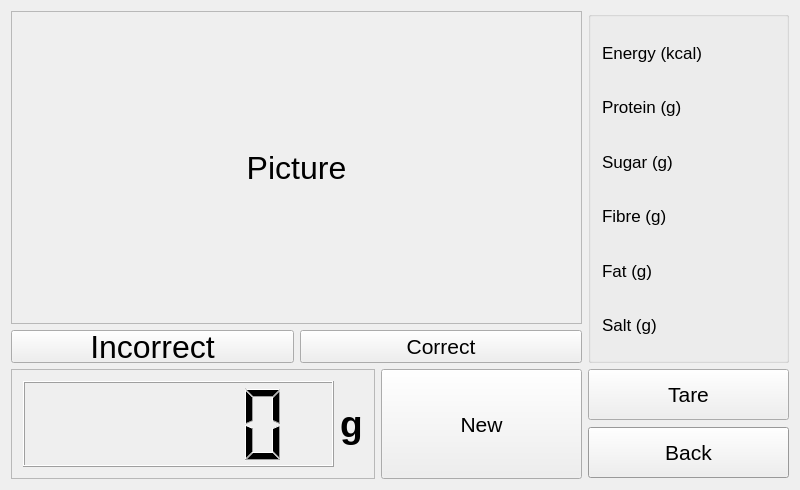
Old version of the form v3/qt/foodInformation/foodinformation.ui in the repository twschung/IoT-Smart-Scale.
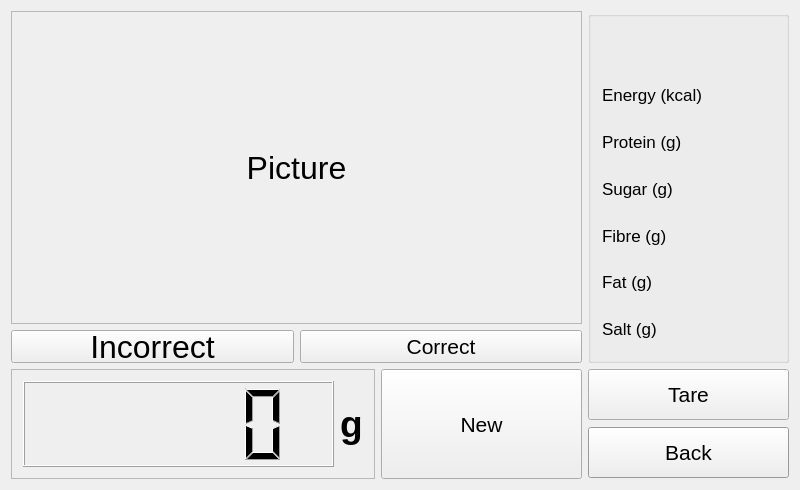
New version of the form.

```diff
--- a/v3/qt/foodInformation/foodinformation.ui
+++ b/v3/qt/foodInformation/foodinformation.ui
@@ -80,8 +80,8 @@
       <string/>
      </property>
      <layout class="QGridLayout" name="gridLayout">
-      <item row="0" column="0">
-       <widget class="QLabel" name="lbl_energy">
+      <item row="6" column="0">
+       <widget class="QLabel" name="lbl_salt">
         <property name="minimumSize">
          <size>
           <width>91</width>
@@ -95,12 +95,12 @@
          </font>
         </property>
         <property name="text">
-         <string>Energy (kcal)</string>
+         <string>Salt (g)</string>
         </property>
        </widget>
       </item>
-      <item row="0" column="1">
-       <widget class="QLabel" name="lbl_evergyVal">
+      <item row="6" column="1">
+       <widget class="QLabel" name="lbl_saltVal">
         <property name="font">
          <font>
           <family>Helvetica Neue</family>
@@ -115,14 +115,8 @@
         </property>
        </widget>
       </item>
-      <item row="1" column="0">
-       <widget class="QLabel" name="lbl_protein">
-        <property name="minimumSize">
-         <size>
-          <width>91</width>
-          <height>16</height>
-         </size>
-        </property>
+      <item row="5" column="1">
+       <widget class="QLabel" name="lbl_fatVal">
         <property name="font">
          <font>
           <family>Helvetica Neue</family>
@@ -130,11 +124,14 @@
          </font>
         </property>
         <property name="text">
-         <string>Protein (g)</string>
+         <string/>
         </property>
+        <property name="alignment">
+         <set>Qt::AlignRight|Qt::AlignTrailing|Qt::AlignVCenter</set>
+        </property>
        </widget>
       </item>
-      <item row="1" column="1">
+      <item row="2" column="1">
        <widget class="QLabel" name="lbl_proteinVal">
         <property name="font">
          <font>
@@ -151,7 +148,7 @@
        </widget>
       </item>
       <item row="2" column="0">
-       <widget class="QLabel" name="lbl_sugar">
+       <widget class="QLabel" name="lbl_protein">
         <property name="minimumSize">
          <size>
           <width>91</width>
@@ -165,62 +162,11 @@
          </font>
         </property>
         <property name="text">
-         <string>Sugar (g)</string>
+         <string>Protein (g)</string>
         </property>
        </widget>
       </item>
-      <item row="2" column="1">
-       <widget class="QLabel" name="lbl_sugarVal">
-        <property name="font">
-         <font>
-          <family>Helvetica Neue</family>
-          <pointsize>13</pointsize>
-         </font>
-        </property>
-        <property name="text">
-         <string/>
-        </property>
-        <property name="alignment">
-         <set>Qt::AlignRight|Qt::AlignTrailing|Qt::AlignVCenter</set>
-        </property>
-       </widget>
-      </item>
-      <item row="3" column="0">
-       <widget class="QLabel" name="lbl_fibre">
-        <property name="minimumSize">
-         <size>
-          <width>91</width>
-          <height>16</height>
-         </size>
-        </property>
-        <property name="font">
-         <font>
-          <family>Helvetica Neue</family>
-          <pointsize>13</pointsize>
-         </font>
-        </property>
-        <property name="text">
-         <string>Fibre (g)</string>
-        </property>
-       </widget>
-      </item>
-      <item row="3" column="1">
-       <widget class="QLabel" name="lbl_fibreVal">
-        <property name="font">
-         <font>
-          <family>Helvetica Neue</family>
-          <pointsize>13</pointsize>
-         </font>
-        </property>
-        <property name="text">
-         <string/>
-        </property>
-        <property name="alignment">
-         <set>Qt::AlignRight|Qt::AlignTrailing|Qt::AlignVCenter</set>
-        </property>
-       </widget>
-      </item>
-      <item row="4" column="0">
+      <item row="5" column="0">
        <widget class="QLabel" name="lbl_fat">
         <property name="minimumSize">
          <size>
@@ -239,8 +185,46 @@
         </property>
        </widget>
       </item>
+      <item row="4" column="0">
+       <widget class="QLabel" name="lbl_fibre">
+        <property name="minimumSize">
+         <size>
+          <width>91</width>
+          <height>16</height>
+         </size>
+        </property>
+        <property name="font">
+         <font>
+          <family>Helvetica Neue</family>
+          <pointsize>13</pointsize>
+         </font>
+        </property>
+        <property name="text">
+         <string>Fibre (g)</string>
+        </property>
+       </widget>
+      </item>
+      <item row="3" column="0">
+       <widget class="QLabel" name="lbl_sugar">
+        <property name="minimumSize">
+         <size>
+          <width>91</width>
+          <height>16</height>
+         </size>
+        </property>
+        <property name="font">
+         <font>
+          <family>Helvetica Neue</family>
+          <pointsize>13</pointsize>
+         </font>
+        </property>
+        <property name="text">
+         <string>Sugar (g)</string>
+        </property>
+       </widget>
+      </item>
       <item row="4" column="1">
-       <widget class="QLabel" name="lbl_fatVal">
+       <widget class="QLabel" name="lbl_fibreVal">
         <property name="font">
          <font>
           <family>Helvetica Neue</family>
@@ -255,8 +239,24 @@
         </property>
        </widget>
       </item>
-      <item row="5" column="0">
-       <widget class="QLabel" name="lbl_salt">
+      <item row="3" column="1">
+       <widget class="QLabel" name="lbl_sugarVal">
+        <property name="font">
+         <font>
+          <family>Helvetica Neue</family>
+          <pointsize>13</pointsize>
+         </font>
+        </property>
+        <property name="text">
+         <string/>
+        </property>
+        <property name="alignment">
+         <set>Qt::AlignRight|Qt::AlignTrailing|Qt::AlignVCenter</set>
+        </property>
+       </widget>
+      </item>
+      <item row="1" column="0">
+       <widget class="QLabel" name="lbl_energy">
         <property name="minimumSize">
          <size>
           <width>91</width>
@@ -270,12 +270,12 @@
          </font>
         </property>
         <property name="text">
-         <string>Salt (g)</string>
+         <string>Energy (kcal)</string>
         </property>
        </widget>
       </item>
-      <item row="5" column="1">
-       <widget class="QLabel" name="lbl_saltVal">
+      <item row="1" column="1">
+       <widget class="QLabel" name="lbl_evergyVal">
         <property name="font">
          <font>
           <family>Helvetica Neue</family>
@@ -290,6 +290,13 @@
         </property>
        </widget>
       </item>
+      <item row="0" column="0" colspan="2">
+       <widget class="QLabel" name="lbl_foodName">
+        <property name="text">
+         <string/>
+        </property>
+       </widget>
+      </item>
      </layout>
     </widget>
    </item>
```
